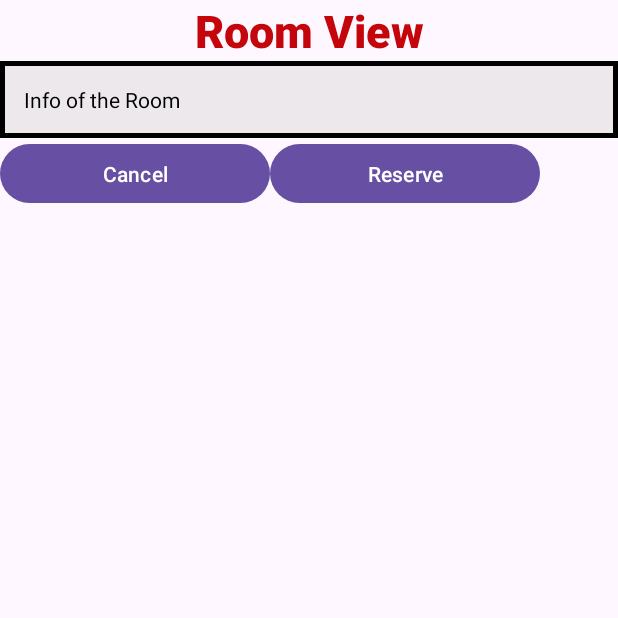
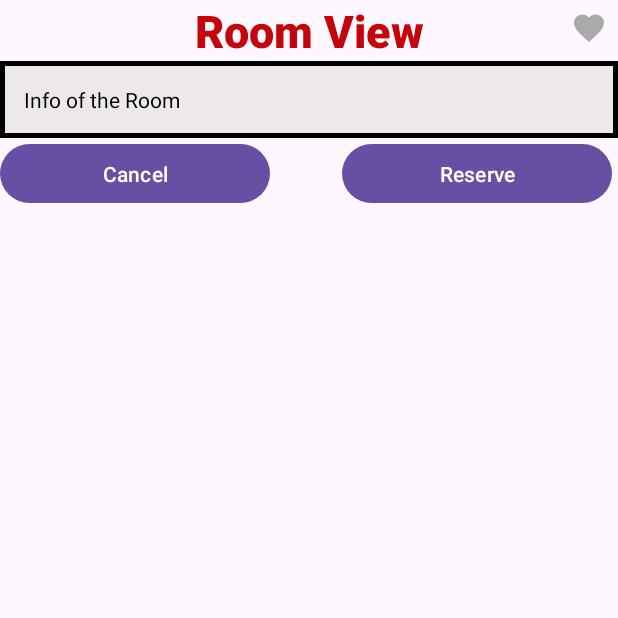
Before and after one commit to JuanEulogio/reservUW_Personal, an Android app: the roomView screen opened directly, with no data from a screen before it, on a phone screen of 412 x 824 dp, the top half of it. Run offline under Robolectric (Android 15) with nearby library versions, the phone set to English and light mode, and no system bars.

Commit message:
flow from bottom bar to my res added

```diff
--- a/app/src/main/java/com/cs407/reservuw/BuildingAdapter.java
+++ b/app/src/main/java/com/cs407/reservuw/BuildingAdapter.java
@@ -34,4 +34,8 @@ public class BuildingAdapter extends RecyclerView.Adapter<BuildingViewHolder> {
     public int getItemCount() {
         return items.size();
     }
+
+    public interface OnItemClickListener{
+        void onItemClick(item clickedItem);
+    }
 }
--- a/app/src/main/java/com/cs407/reservuw/MainMenu.java
+++ b/app/src/main/java/com/cs407/reservuw/MainMenu.java
@@ -47,6 +47,7 @@ public class MainMenu extends AppCompatActivity {
                 return true;
             } else if (itemId== R.id.reserves) {
                 //go to reserve list
+                goToMyres();
                 return true;
             }else if(itemId== R.id.logout){
                 //go to logout and sign out user
@@ -64,6 +65,12 @@ public class MainMenu extends AppCompatActivity {
         startActivity(intent2);
     }
 
+    public void goToMyres() {
+        Intent intent3 = new Intent(this, myReserve.class);
+        startActivity(intent3);
+    }
+
+
     public void goToLogin(){
         //TODO: erase user authentication
 
--- a/app/src/main/java/com/cs407/reservuw/roomView.java
+++ b/app/src/main/java/com/cs407/reservuw/roomView.java
@@ -2,7 +2,10 @@ package com.cs407.reservuw;
 
 import androidx.appcompat.app.AppCompatActivity;
 
+import android.content.Intent;
 import android.os.Bundle;
+import android.view.View;
+import android.widget.Button;
 
 public class roomView extends AppCompatActivity {
 
@@ -10,5 +13,25 @@ public class roomView extends AppCompatActivity {
     protected void onCreate(Bundle savedInstanceState) {
         super.onCreate(savedInstanceState);
         setContentView(R.layout.activity_room_view);
+
+        Button cancelButton = findViewById(R.id.cancelButton);
+        Button reserveButton = findViewById(R.id.reserveButton);
+
+        cancelButton.setOnClickListener(new View.OnClickListener() {
+            @Override
+            public void onClick(View v) {
+//                Intent cancelIntent = new Intent(MainMenu.this, MainMenu.class);
+//                startActivity(cancelIntent);
+            }
+        });
+
+        reserveButton.setOnClickListener(new View.OnClickListener() {
+            @Override
+            public void onClick(View v) {
+//                Intent reserveIntent = new Intent(MainMenu.this, reservationConfirmed.class);
+//                startActivity(reserveIntent);
+                // modify/add the room to the reserved room array
+            }
+        });
     }
 }
--- a/app/src/main/res/layout/activity_room_view.xml
+++ b/app/src/main/res/layout/activity_room_view.xml
@@ -40,16 +40,29 @@
         android:layout_height="47dp"
         android:layout_marginEnd="8dp"
         android:text="Cancel"
-        app:layout_constraintTop_toBottomOf="@+id/boxedTextView"
-        app:layout_constraintEnd_toStartOf="@id/reserveButton" />
+        app:layout_constraintEnd_toStartOf="@id/reserveButton"
+        app:layout_constraintTop_toBottomOf="@+id/boxedTextView" />
 
     <Button
         android:id="@+id/reserveButton"
         android:layout_width="180dp"
         android:layout_height="47dp"
+        android:layout_marginStart="48dp"
         android:text="Reserve"
-        app:layout_constraintTop_toBottomOf="@+id/boxedTextView"
-        app:layout_constraintStart_toEndOf="@id/cancelButton" />
+        app:layout_constraintStart_toEndOf="@id/cancelButton"
+        app:layout_constraintTop_toBottomOf="@+id/boxedTextView" />
+
+    <ImageButton
+        android:id="@+id/starButton"
+        android:layout_width="32dp"
+        android:layout_height="30dp"
+        android:layout_marginTop="3dp"
+        android:layout_marginEnd="3dp"
+        android:background="?attr/selectableItemBackgroundBorderless"
+        android:src="@drawable/ic_favorites"
+        app:layout_constraintEnd_toEndOf="parent"
+        app:layout_constraintTop_toTopOf="parent"
+        app:tint="@android:color/darker_gray" />
 
 
 </androidx.constraintlayout.widget.ConstraintLayout>
```
